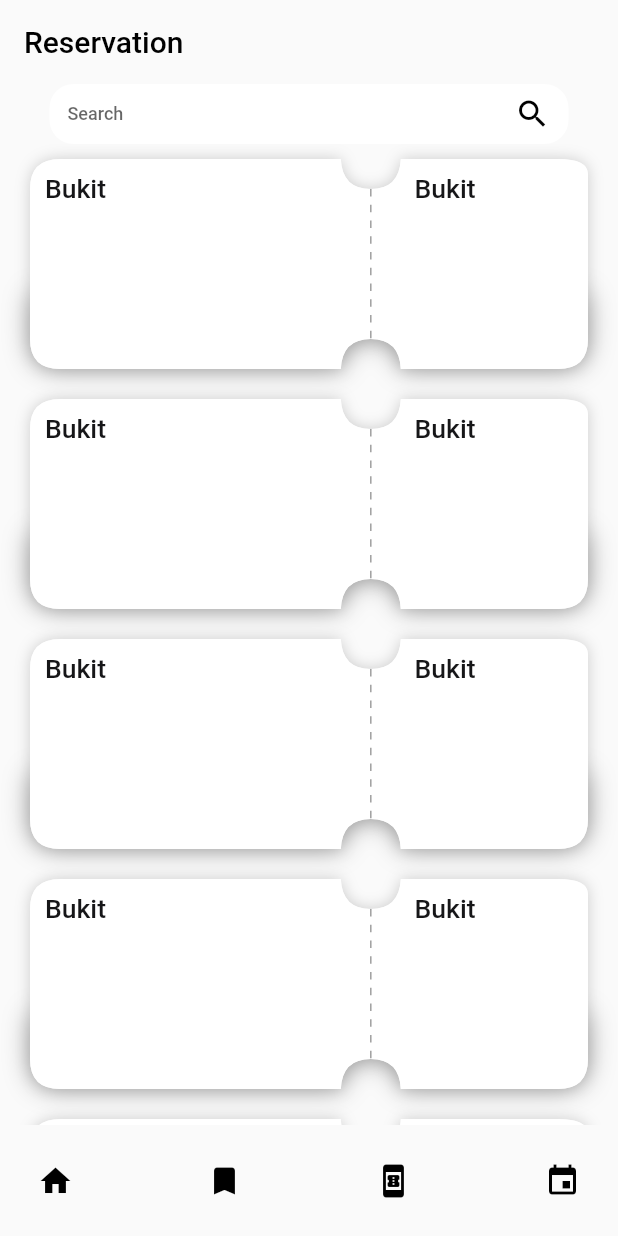
After one commit to Sanjarbek17/ticket_booking, a Flutter app: the ReservationPage screen opened by its route, after a tap on "Bukit", on a phone screen of 412 x 824 dp. The commit adds this screen. Run offline on Flutter 3.47's test engine with Material 2 defaults, Android fonts, the phone set to English and light mode, and no system bars; drawn by our look-alikes of google_nav_bar; our stand-ins replace bloc, carousel_slider, cookie_jar, dio, dio_cookie_manager, file_picker and 6 more; missing offline and left inert: simple_markdown_editor; accounts and stored records are empty; Roboto replaces fonts that are missing (Poppins).

Commit message:
custom painting add for ticket

```diff
--- /dev/null
+++ b/lib/core/paints/container_painter.dart
@@ -0,0 +1,80 @@
+import 'package:flutter/material.dart';
+
+class ContainerPainter extends CustomPainter {
+  @override
+  void paint(Canvas canvas, Size size) {
+    double centerX = size.width / 10 * 6, radius = 20;
+
+    Path path3 = Path();
+    double width = size.width - 20, height = size.height - 10;
+    double startX = 20, startY = 10;
+
+    path3.moveTo(centerX - radius, startY);
+    path3.quadraticBezierTo(centerX - radius / 2 - 9, startY + radius, centerX, startY + radius);
+    path3.quadraticBezierTo(centerX + radius / 2 + 9, startY + radius, centerX + radius, startY);
+    // path3.arcTo(oval, startAngle, sweepAngle, false);
+    // path3.arcToPoint(Offset(centerX + radius, startY), radius: Radius.circular(radius));
+    path3.lineTo(width - 20, startY);
+    path3.quadraticBezierTo(width, startY, width, 20);
+    path3.lineTo(width, height - 20);
+    path3.quadraticBezierTo(width, height, width - 20, height);
+    path3.lineTo(centerX + radius, height);
+    // path3.arcTo(oval2, startAngle2, sweepAngle2, false);
+    path3.quadraticBezierTo(centerX + radius / 2 + 9, height - radius, centerX, height - radius);
+    path3.quadraticBezierTo(centerX - radius / 2 - 9, height - radius, centerX - radius, height);
+    // path3.moveTo(centerX - radius, height);
+    path3.lineTo(startX + 20, height);
+    path3.quadraticBezierTo(startX, height, startX, height - 20);
+    path3.lineTo(startX, startY + 20);
+    path3.quadraticBezierTo(startX, startY, startX + 20, startY);
+    path3.lineTo(centerX - radius, startY);
+    path3.close();
+
+    // paint3.shader = const RadialGradient(
+    //   colors: [Colors.black, Colors.grey],
+    //   radius:0.0,
+    //   center: Alignment.bottomCenter,
+    // ).createShader(Rect.fromCircle(center: Offset(centerX, height / 2), radius: radius));
+    Path path = Path();
+
+    path.moveTo(width, height - 50);
+    // path.quadraticBezierTo(width, startY, width, 20);
+    path.lineTo(width, height - 20);
+    path.quadraticBezierTo(width, height, width - 20, height);
+    path.lineTo(centerX + radius, height);
+    // path3.arcTo(oval2, startAngle2, sweepAngle2, false);
+    path.quadraticBezierTo(centerX + radius / 2 + 9, height - radius, centerX, height - radius);
+    path.quadraticBezierTo(centerX - radius / 2 - 9, height - radius, centerX - radius, height);
+    // path3.moveTo(centerX - radius, height);
+    path.lineTo(startX + 20, height);
+    path.quadraticBezierTo(startX, height, startX, height - 20);
+    path.lineTo(startX, height - 50);
+    path.close();
+
+    Paint paint = Paint();
+    paint.strokeWidth = 1;
+    paint.style = PaintingStyle.fill;
+    paint.color = Colors.grey;
+
+    paint.maskFilter = const MaskFilter.blur(BlurStyle.outer, 9);
+
+    Paint paint3 = Paint();
+    paint3.strokeWidth = 1;
+    paint3.style = PaintingStyle.fill;
+    paint3.color = Colors.grey.withOpacity(0.5);
+    // add shadow
+    paint3.maskFilter = const MaskFilter.blur(BlurStyle.outer, 5);
+
+    Paint paint4 = Paint();
+    paint4.strokeWidth = 1;
+    paint4.style = PaintingStyle.fill;
+    paint4.color = Colors.white;
+
+    canvas.drawPath(path, paint);
+    canvas.drawPath(path3, paint3);
+    canvas.drawPath(path3, paint4);
+  }
+
+  @override
+  bool shouldRepaint(CustomPainter oldDelegate) => false;
+}
--- /dev/null
+++ b/lib/core/paints/dashed_line_painter.dart
@@ -0,0 +1,18 @@
+import 'package:flutter/material.dart';
+
+class DashedLinePainter extends CustomPainter {
+  @override
+  void paint(Canvas canvas, Size size) {
+    double dashWidth = 5, dashSpace = 5.5, startX = (size.width + 10) / 10 * 6, startY = 10;
+    final paint = Paint()
+      ..color = Colors.grey
+      ..strokeWidth = 1;
+    while (startY < size.height - 10) {
+      canvas.drawLine(Offset(startX, startY), Offset(startX, startY + dashWidth), paint);
+      startY += dashWidth + dashSpace;
+    }
+  }
+
+  @override
+  bool shouldRepaint(CustomPainter oldDelegate) => false;
+}
--- a/lib/route.dart
+++ b/lib/core/routes/route.dart
@@ -3,13 +3,14 @@ import 'package:go_router/go_router.dart';
 import 'package:ticket_booking/features/auth/presentation/pages/main_page.dart';
 import 'package:ticket_booking/features/events/presentation/pages/create_event_page.dart';
 import 'package:ticket_booking/features/events/presentation/pages/details_page.dart';
-import 'package:ticket_booking/features/events/presentation/pages/scaffold_with_navbar.dart';
+import 'package:ticket_booking/core/routes/widgets/scaffold_with_navbar.dart';
 import 'package:ticket_booking/features/events/presentation/pages/saved_events_page.dart';
+import 'package:ticket_booking/features/reservation/presentation/pages/reservation_page.dart';
 
-import 'features/auth/presentation/auth_cubit/auth_cubit.dart';
-import 'features/auth/presentation/pages/login_page.dart';
-import 'features/auth/presentation/pages/register_page.dart';
-import 'features/events/presentation/pages/home_page.dart';
+import '../../features/auth/presentation/auth_cubit/auth_cubit.dart';
+import '../../features/auth/presentation/pages/login_page.dart';
+import '../../features/auth/presentation/pages/register_page.dart';
+import '../../features/events/presentation/pages/home_page.dart';
 
 class AppRouter {
   // auth
@@ -24,9 +25,12 @@ class AppRouter {
   static const String homeSavedRoute = '/saved';
   static const String homeSavedDetailsRoute = '/saved/details';
 
+  // reservation
+  static const String reservationRoute = '/reservation';
+
   static GoRouter router = GoRouter(
     debugLogDiagnostics: true,
-    initialLocation: initialRoute,
+    initialLocation: reservationRoute,
     routes: [
       GoRoute(
         path: initialRoute,
@@ -80,6 +84,11 @@ class AppRouter {
             name: 'createEvent',
             builder: (context, state) => const CreateEventPage(),
           ),
+          GoRoute(
+            path: '/reservation',
+            name: 'reservation',
+            builder: (context, state) => const ReservationPage(),
+          ),
         ],
       ),
     ],
--- a/lib/features/events/presentation/pages/scaffold_with_navbar.dart
+++ b/lib/core/routes/widgets/scaffold_with_navbar.dart
@@ -1,7 +1,7 @@
 import 'package:flutter/material.dart';
 import 'package:go_router/go_router.dart';
 import 'package:google_nav_bar/google_nav_bar.dart';
-import 'package:ticket_booking/route.dart';
+import 'package:ticket_booking/core/routes/route.dart';
 
 class ScaffoldWithNavbar extends StatelessWidget {
   final Widget child;
@@ -34,7 +34,7 @@ class ScaffoldWithNavbar extends StatelessWidget {
           GButton(
             icon: Icons.book_online,
             onPressed: () {
-              context.go('/courses');
+              context.go('/reservation');
             },
           ),
           GButton(
--- a/lib/features/auth/presentation/pages/login_page.dart
+++ b/lib/features/auth/presentation/pages/login_page.dart
@@ -3,7 +3,7 @@ import 'package:flutter_bloc/flutter_bloc.dart';
 import 'package:go_router/go_router.dart';
 import 'package:ticket_booking/features/auth/presentation/auth_cubit/auth_cubit.dart';
 import 'package:ticket_booking/features/auth/presentation/widgets/state_builder.dart';
-import 'package:ticket_booking/route.dart';
+import 'package:ticket_booking/core/routes/route.dart';
 
 import '../widgets/bottom_text.dart';
 import '../widgets/custom_back_icon.dart';
--- a/lib/features/auth/presentation/pages/main_page.dart
+++ b/lib/features/auth/presentation/pages/main_page.dart
@@ -1,6 +1,6 @@
 import 'package:flutter/material.dart';
 import 'package:go_router/go_router.dart';
-import 'package:ticket_booking/route.dart';
+import 'package:ticket_booking/core/routes/route.dart';
 
 import '../widgets/yellow_button.dart';
 
--- a/lib/features/auth/presentation/pages/register_page.dart
+++ b/lib/features/auth/presentation/pages/register_page.dart
@@ -8,7 +8,7 @@ import 'package:ticket_booking/features/auth/presentation/widgets/bottom_text.da
 import 'package:ticket_booking/features/auth/presentation/widgets/custom_divider.dart';
 import 'package:ticket_booking/features/auth/presentation/widgets/triple_box_icon.dart';
 import 'package:ticket_booking/features/auth/presentation/widgets/yellow_button.dart';
-import 'package:ticket_booking/route.dart';
+import 'package:ticket_booking/core/routes/route.dart';
 
 import '../widgets/custom_back_icon.dart';
 import '../widgets/custom_form_field.dart';
--- a/lib/features/events/presentation/widgets/custom_list_builder.dart
+++ b/lib/features/events/presentation/widgets/custom_list_builder.dart
@@ -1,7 +1,7 @@
 import 'package:flutter/material.dart';
 import 'package:go_router/go_router.dart';
 import 'package:ticket_booking/features/events/data/models/event_model.dart';
-import 'package:ticket_booking/route.dart';
+import 'package:ticket_booking/core/routes/route.dart';
 
 class CustomListBuilder extends StatelessWidget {
   final List<EventModel> eventModel;
--- a/lib/features/events/presentation/widgets/custom_search_bar.dart
+++ b/lib/features/events/presentation/widgets/custom_search_bar.dart
@@ -1,13 +1,13 @@
 import 'package:flutter/material.dart';
 
 class CustomSearchBar extends StatelessWidget {
-  final TextEditingController searchController;
+  final TextEditingController? searchController;
   final Function(String)? onChanged;
   final Function(String)? onSubmitted;
   final VoidCallback? onTap;
   const CustomSearchBar({
     super.key,
-    required this.searchController,
+    this.searchController,
     this.onChanged,
     this.onSubmitted,
     this.onTap,
--- /dev/null
+++ b/lib/features/reservation/presentation/pages/reservation_page.dart
@@ -0,0 +1,24 @@
+import 'package:flutter/material.dart';
+import 'package:ticket_booking/features/events/presentation/widgets/custom_search_bar.dart';
+import 'package:ticket_booking/features/reservation/presentation/widgets/custom_resv_builder.dart';
+
+class ReservationPage extends StatelessWidget {
+  const ReservationPage({super.key});
+
+  @override
+  Widget build(BuildContext context) {
+    return Scaffold(
+      appBar: AppBar(
+        backgroundColor: Colors.transparent,
+        elevation: 0.0,
+        title: const Text('Reservation'),
+      ),
+      body: const Column(
+        children: [
+          CustomSearchBar(),
+          CustomResvBuilder(eventModel: [])
+        ],
+      ),
+    );
+  }
+}
--- /dev/null
+++ b/lib/features/reservation/presentation/widgets/custom_resv_builder.dart
@@ -0,0 +1,77 @@
+import 'package:flutter/material.dart';
+import 'package:ticket_booking/core/paints/container_painter.dart';
+
+import '../../../../core/paints/dashed_line_painter.dart';
+import '../../../events/data/models/event_model.dart';
+
+class CustomResvBuilder extends StatelessWidget {
+  final List<EventModel> eventModel;
+  const CustomResvBuilder({
+    super.key,
+    required this.eventModel,
+  });
+
+  @override
+  Widget build(BuildContext context) {
+    return Expanded(
+      child: ListView.builder(
+        itemCount: 5,
+        itemBuilder: (context, index) => const CustomCard(),
+      ),
+    );
+  }
+}
+
+class CustomCard extends StatelessWidget {
+  final EventModel? eventModel;
+  const CustomCard({
+    super.key,
+    this.eventModel,
+  });
+
+  @override
+  Widget build(BuildContext context) {
+    return InkWell(
+      onTap: () {
+        // context.go(AppRouter.homeFuncDetailsRoute(eventModel.id ?? 0));
+      },
+      child: CustomPaint(
+        painter: ContainerPainter(),
+        child: Container(
+          height: 140,
+          decoration: BoxDecoration(
+            // color: Colors.black.withOpacity(0.1),
+            borderRadius: BorderRadius.circular(16),
+          ),
+          margin: const EdgeInsets.symmetric(horizontal: 20.0, vertical: 10.0),
+          padding: const EdgeInsets.symmetric(horizontal: 10.0, vertical: 10.0),
+          child: CustomPaint(
+            painter: DashedLinePainter(),
+            child: const Row(
+              children: [
+                Expanded(
+                  flex: 7,
+                  child: Column(
+                    crossAxisAlignment: CrossAxisAlignment.start,
+                    children: [
+                      Text('Bukit', style: TextStyle(color: Color(0xFF161618), fontSize: 17.71, fontFamily: 'Poppins', fontWeight: FontWeight.w500)),
+                    ],
+                  ),
+                ),
+                Expanded(
+                  flex: 3,
+                  child: Column(
+                    crossAxisAlignment: CrossAxisAlignment.start,
+                    children: [
+                      Text('Bukit', style: TextStyle(color: Color(0xFF161618), fontSize: 17.71, fontFamily: 'Poppins', fontWeight: FontWeight.w500)),
+                    ],
+                  ),
+                )
+              ],
+            ),
+          ),
+        ),
+      ),
+    );
+  }
+}
--- a/lib/main.dart
+++ b/lib/main.dart
@@ -1,7 +1,7 @@
 import 'package:flutter/material.dart';
 import 'package:flutter_bloc/flutter_bloc.dart';
 import 'package:ticket_booking/features/auth/presentation/auth_cubit/auth_cubit.dart';
-import 'package:ticket_booking/route.dart';
+import 'package:ticket_booking/core/routes/route.dart';
 
 import 'features/events/presentation/event_bloc/event_bloc.dart';
 import 'injection_container.dart';
```
Also changed, not shown: lib/core/core.dart (deleted), lib/features/reservation/presentation/pages/page.dart (deleted), lib/features/reservation/presentation/widgets/widget.dart (deleted).
